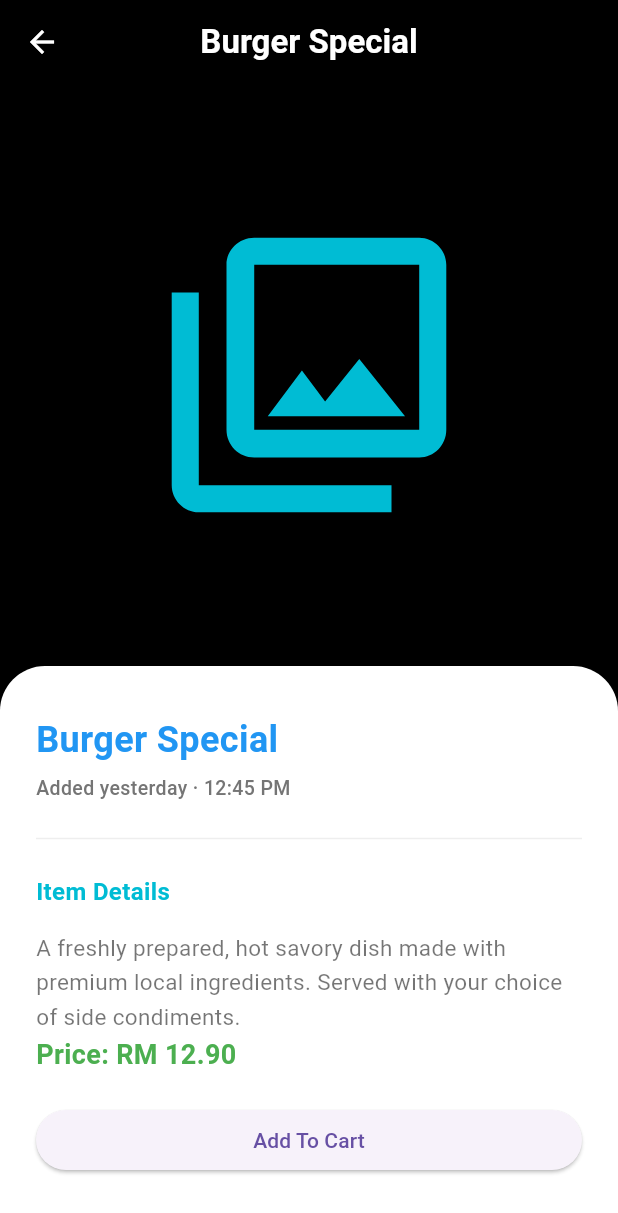
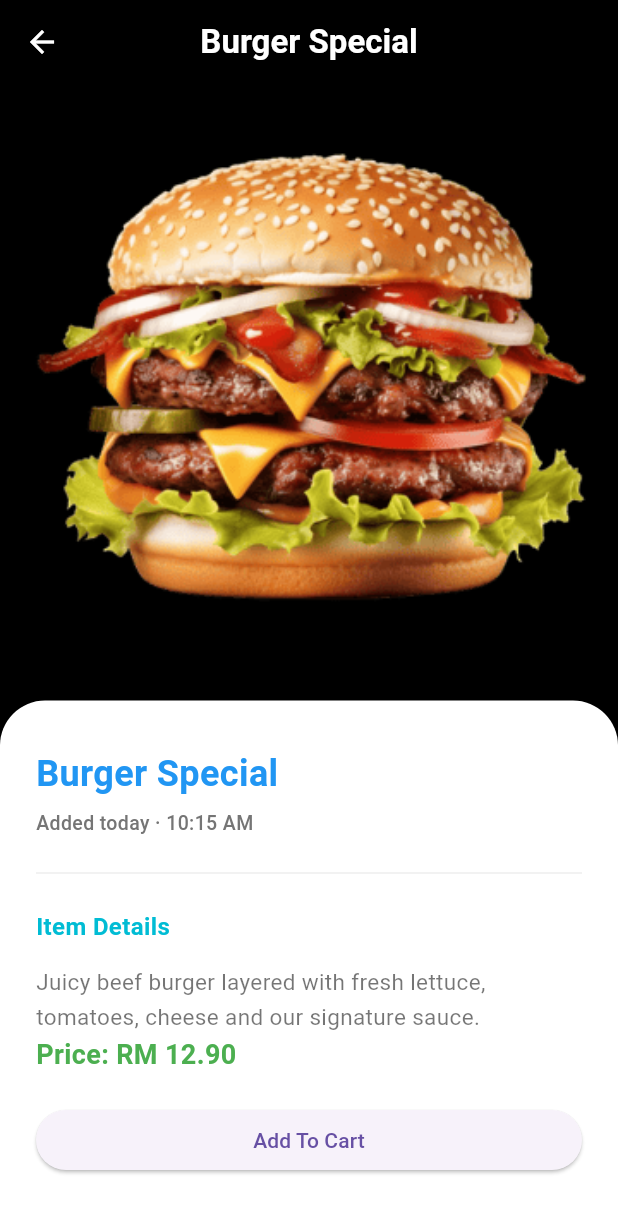
Before and after one commit to gudamzy/MOBILE-food-ordering-application, a Flutter app: the HomePage screen opened directly, after a tap on "Burger Special", on a phone screen of 412 x 824 dp. Shown: the top 1213 px of the screen. Run offline on Flutter 3.47's test engine with Material 3 defaults, Android fonts, the phone set to English and light mode, and no system bars; our stand-ins replace sqflite; accounts and stored records are empty.

Commit message:
Update food menu images and UI design

```diff
--- a/lib/home.dart
+++ b/lib/home.dart
@@ -214,22 +214,101 @@ if (label == "Dessert") {
   }
 }
 
-      // 1. Create variables to hold our custom details
       String customDescription = "";
 String customTime = "Added yesterday";
 
-        // 2. Set different details based on the Tab Label
-        if (label == "Food") {
-          customDescription = "A freshly prepared, hot savory dish made with premium local ingredients. Served with your choice of side condiments.";
+if (itemName == "Nasi Lemak") {
+  customDescription =
+      "Traditional Malaysian coconut rice served with sambal, fried chicken, egg, peanuts and cucumber.";
   customTime = "Added yesterday · 12:45 PM";
-        } else if (label == "Drinks") {
-          customDescription = "An ice-cold, refreshing beverage perfectly sweetened to quench your thirst. Made fresh at the UniKL Bistro bar station.";
-          customTime = "Added 2 hours ago";
-        } else if (label == "Dessert") {
-          customDescription = "A sweet, decadent pastry treats baked fresh this morning. The perfect finish to your UniKL Bistro dining experience.";
-          customTime = "Added yesterday · 9:15 AM";
 }
 
+else if (itemName == "Burger Special") {
+  customDescription =
+      "Juicy beef burger layered with fresh lettuce, tomatoes, cheese and our signature sauce.";
+  customTime = "Added today · 10:15 AM";
+}
+
+else if (itemName == "Laksa Utara") {
+  customDescription =
+      "Authentic northern-style laksa served with rich fish broth and fresh vegetables.";
+  customTime = "Added today · 9:30 AM";
+}
+
+else if (itemName == "Mee Kari") {
+  customDescription =
+      "Spicy and creamy curry noodles topped with chicken, tofu puffs and fresh herbs.";
+}
+
+else if (itemName == "Mee Hoon Sup") {
+  customDescription =
+      "Light and comforting rice vermicelli soup served with tender chicken slices.";
+}
+
+else if (itemName == "Chicken Chop") {
+  customDescription =
+      "Crispy chicken chop served with fries, salad and black pepper sauce.";
+}
+
+else if (itemName == "Teh Ais") {
+  customDescription =
+      "Refreshing iced milk tea prepared fresh and served chilled.";
+}
+
+else if (itemName == "Milo Ais") {
+  customDescription =
+      "Classic Malaysian chocolate malt drink served over ice.";
+}
+
+else if (itemName == "Nescafe Ais") {
+  customDescription =
+      "Smooth iced coffee made with premium Nescafe blend.";
+}
+
+else if (itemName == "Sirap Bandung") {
+  customDescription =
+      "Sweet rose syrup drink mixed with milk and served cold.";
+}
+
+else if (itemName == "Orange Juice") {
+  customDescription =
+      "Fresh orange juice packed with natural vitamins and refreshing flavour.";
+}
+
+else if (itemName == "Mineral Water") {
+  customDescription =
+      "Pure bottled drinking water for a healthy and refreshing choice.";
+}
+
+else if (itemName == "Chocolate Cake") {
+  customDescription =
+      "Rich and moist chocolate cake topped with smooth chocolate frosting.";
+}
+
+else if (itemName == "Cheesecake") {
+  customDescription =
+      "Creamy cheesecake with a buttery biscuit base and smooth texture.";
+}
+
+else if (itemName == "Brownies") {
+  customDescription =
+      "Soft and fudgy chocolate brownies baked fresh daily.";
+}
+
+else if (itemName == "Pudding") {
+  customDescription =
+      "Smooth caramel pudding with a rich and sweet flavour.";
+}
+
+else if (itemName == "Donut") {
+  customDescription =
+      "Freshly baked donut topped with colourful sprinkles and sweet glaze.";
+}
+
+else if (itemName == "Ice Cream") {
+  customDescription =
+      "Creamy vanilla ice cream served as a refreshing dessert.";
+}
        return InkWell(
   onTap: () {
     Navigator.push(
@@ -237,7 +316,7 @@ if (label == "Dessert") {
       MaterialPageRoute(
        builder: (context) => PhotoDetailPage(
            title: itemName,
-          icon: icon,
+           imagePath: imagePath,
            description: customDescription,
            timeAdded: customTime,
             price: getPrice(itemName),
@@ -293,7 +372,7 @@ if (label == "Dessert") {
 // --- FULL SCREEN FOOD DETAIL PAGE & DESCRIPTION INFO ---
 class PhotoDetailPage extends StatelessWidget {
   final String title;
-  final IconData icon;
+  final String imagePath;
   final String description;
   final String timeAdded;
   final double price;
@@ -301,7 +380,7 @@ class PhotoDetailPage extends StatelessWidget {
  const PhotoDetailPage({
   super.key,
   required this.title,
-  required this.icon,
+  required this.imagePath,
   required this.description,
   required this.timeAdded,
   required this.price,
@@ -331,10 +410,10 @@ class PhotoDetailPage extends StatelessWidget {
                 boundaryMargin: const EdgeInsets.all(20),
                 minScale: 0.5,
                 maxScale: 4.0,
-                child: Icon(
-                  icon,
-                  size: 220,
-                  color: Colors.cyan,
+                child: Image.asset(
+                    imagePath,
+                    width: double.infinity,
+                    fit: BoxFit.cover,
                ),
               ),
             ),
```
Lines whose indentation alone changed are shown as unchanged.
